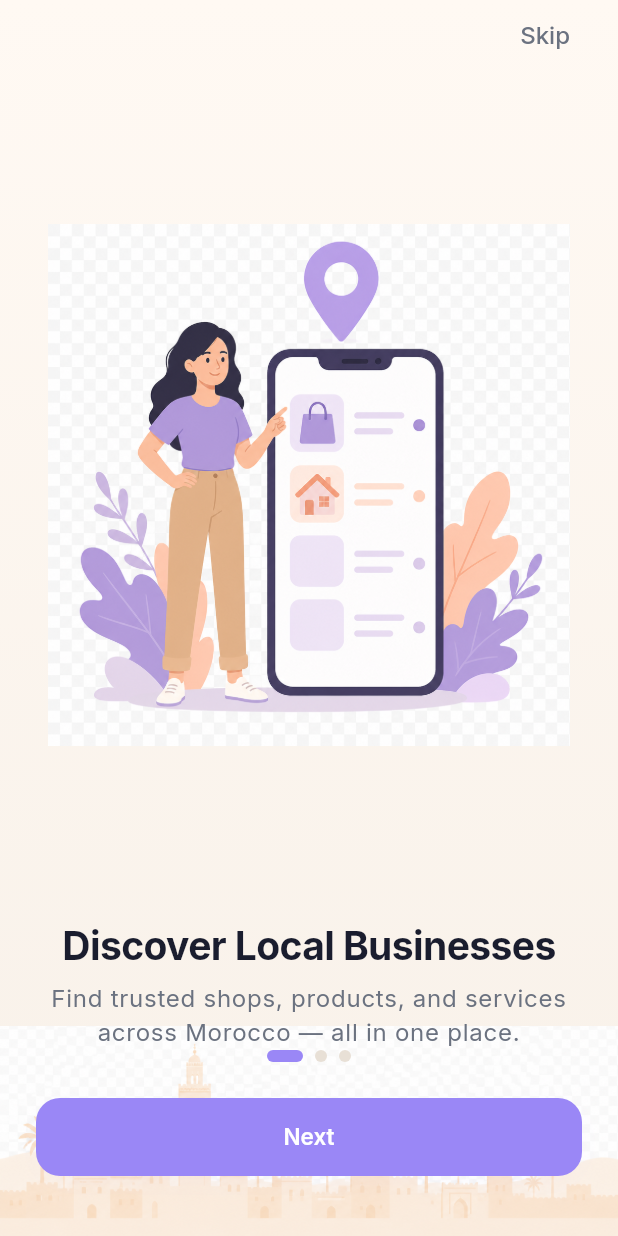
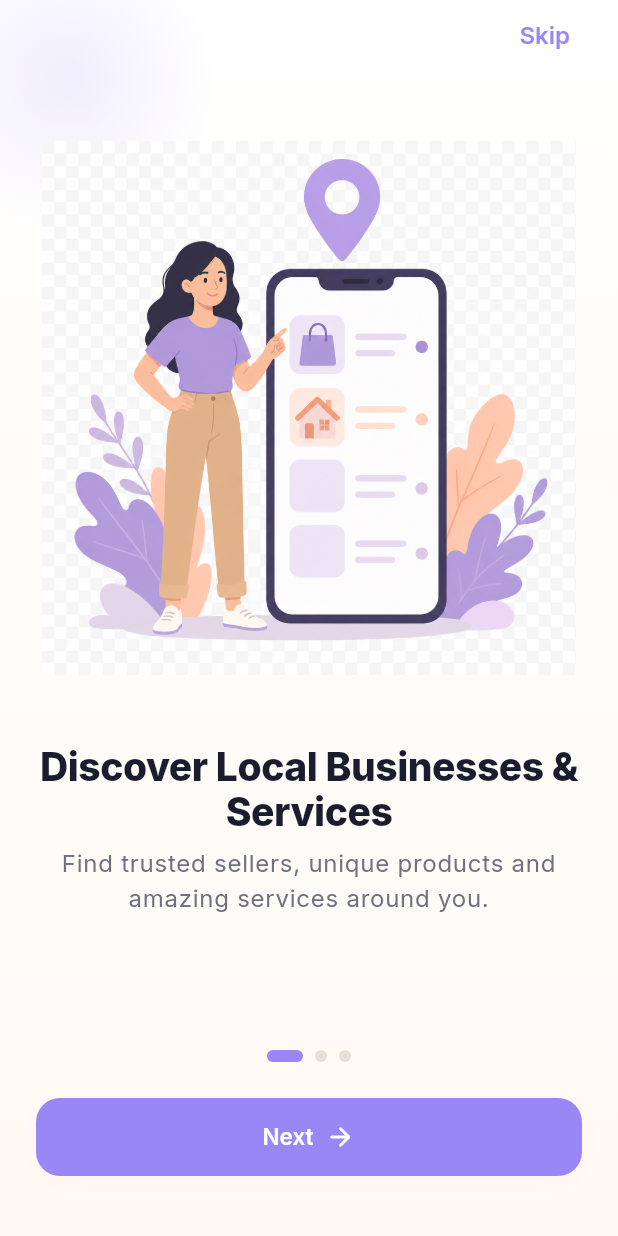
Before and after one commit to slayqueearikma-beep/margem, a Flutter app: the screen it shows after launch, on a phone screen of 412 x 824 dp. Run offline on Flutter 3.47's test engine with Material 3 defaults, Android fonts, the phone set to English and light mode, and no system bars; our stand-ins replace cached_network_image, flutter_rating_bar, flutter_riverpod, flutter_secure_storage, geolocator, go_router and 5 more.

Commit message:
Polish first-run screens to match approved onboarding mockups
- Splash: skyline + logo + MarGem + tagline (onboarding uses clean white)
- Onboarding: purple accent blob, lavender Skip, Next with arrow
- Match mockup copy for discover/connect/grow slides
- Last slide: bag icon, Get Started, Already have an account? Log in

Co-authored-by: slayqueearikma-beep <slayqueearikma-beep@users.noreply.github.com>

```diff
--- a/souq-local/mobile/lib/core/widgets/app_buttons.dart
+++ b/souq-local/mobile/lib/core/widgets/app_buttons.dart
@@ -12,6 +12,7 @@ class PrimaryButton extends StatelessWidget {
     required this.onPressed,
     this.isLoading = false,
     this.icon,
+    this.trailingIcon,
     this.accentColor,
   });
 
@@ -19,6 +20,7 @@ class PrimaryButton extends StatelessWidget {
   final VoidCallback? onPressed;
   final bool isLoading;
   final IconData? icon;
+  final IconData? trailingIcon;
   final Color? accentColor;
 
   @override
@@ -57,6 +59,10 @@ class PrimaryButton extends StatelessWidget {
                       const SizedBox(width: 8),
                     ],
                     Text(label),
+                    if (trailingIcon != null) ...[
+                      const SizedBox(width: 8),
+                      Icon(trailingIcon, size: 20),
+                    ],
                   ],
                 ),
         ),
--- a/souq-local/mobile/lib/core/widgets/onboarding_backdrop.dart
+++ b/souq-local/mobile/lib/core/widgets/onboarding_backdrop.dart
@@ -2,16 +2,18 @@ import 'package:flutter/material.dart';
 
 import '../theme/app_colors.dart';
 
-/// Shared cream gradient + Morocco skyline used on splash and onboarding.
+/// Shared backdrop for splash (skyline) and onboarding (clean white + accent).
 class OnboardingBackdrop extends StatelessWidget {
   const OnboardingBackdrop({
     super.key,
     required this.child,
     this.showSkyline = true,
+    this.showAccentBlob = false,
   });
 
   final Widget child;
   final bool showSkyline;
+  final bool showAccentBlob;
 
   static const _skylineAsset = 'assets/images/onboarding/onboarding_skyline.png';
 
@@ -21,19 +23,38 @@ class OnboardingBackdrop extends StatelessWidget {
     final skylineHeight = width * 0.34;
 
     return DecoratedBox(
-      decoration: const BoxDecoration(
+      decoration: BoxDecoration(
         gradient: LinearGradient(
           begin: Alignment.topCenter,
           end: Alignment.bottomCenter,
-          colors: [
-            AppColors.creamSoft,
-            AppColors.cream,
-          ],
+          colors: showSkyline
+              ? const [AppColors.creamSoft, AppColors.cream]
+              : const [Colors.white, AppColors.creamSoft],
         ),
       ),
       child: Stack(
         fit: StackFit.expand,
         children: [
+          if (showAccentBlob)
+            Positioned(
+              top: -48,
+              left: -56,
+              child: IgnorePointer(
+                child: Container(
+                  width: 200,
+                  height: 200,
+                  decoration: BoxDecoration(
+                    shape: BoxShape.circle,
+                    gradient: RadialGradient(
+                      colors: [
+                        AppColors.lavender.withValues(alpha: 0.14),
+                        AppColors.lavender.withValues(alpha: 0.0),
+                      ],
+                    ),
+                  ),
+                ),
+              ),
+            ),
           if (showSkyline)
             Positioned(
               left: 0,
--- a/souq-local/mobile/lib/features/onboarding/onboarding_welcome_screen.dart
+++ b/souq-local/mobile/lib/features/onboarding/onboarding_welcome_screen.dart
@@ -38,6 +38,7 @@ class _OnboardingWelcomeScreenState
           title: l10n.growTitle,
           subtitle: l10n.growSubtitle,
           imageAsset: 'assets/images/onboarding/onboarding_04_grow.png',
+          showLeadingIcon: true,
         ),
       ];
 
@@ -73,10 +74,13 @@ class _OnboardingWelcomeScreenState
     final slides = _slides(l10n);
     final isLastPage = _currentPage == slides.length - 1;
     final bottomInset = MediaQuery.paddingOf(context).bottom;
+    final theme = Theme.of(context);
 
     return Scaffold(
-      backgroundColor: Colors.transparent,
+      backgroundColor: Colors.white,
       body: OnboardingBackdrop(
+        showSkyline: false,
+        showAccentBlob: true,
         child: SafeArea(
           child: Column(
             crossAxisAlignment: CrossAxisAlignment.stretch,
@@ -94,7 +98,7 @@ class _OnboardingWelcomeScreenState
                           child: TextButton(
                             onPressed: _completeOnboardingAndGoLogin,
                             style: TextButton.styleFrom(
-                              foregroundColor: AppColors.textSecondary,
+                              foregroundColor: AppColors.lavender,
                               padding: const EdgeInsets.symmetric(
                                 horizontal: 8,
                                 vertical: 4,
@@ -105,7 +109,7 @@ class _OnboardingWelcomeScreenState
                             child: Text(
                               l10n.skip,
                               style: const TextStyle(
-                                fontWeight: FontWeight.w500,
+                                fontWeight: FontWeight.w600,
                                 fontSize: 16,
                               ),
                             ),
@@ -127,8 +131,9 @@ class _OnboardingWelcomeScreenState
                       child: Column(
                         children: [
                           Expanded(
+                            flex: 5,
                             child: Padding(
-                              padding: const EdgeInsets.fromLTRB(8, 8, 8, 0),
+                              padding: const EdgeInsets.fromLTRB(4, 0, 4, 0),
                               child: Image.asset(
                                 slide.imageAsset,
                                 fit: BoxFit.contain,
@@ -136,31 +141,45 @@ class _OnboardingWelcomeScreenState
                               ),
                             ),
                           ),
-                          const SizedBox(height: AppSpacing.lg),
+                          if (slide.showLeadingIcon) ...[
+                            Container(
+                              width: 52,
+                              height: 52,
+                              decoration: BoxDecoration(
+                                shape: BoxShape.circle,
+                                border: Border.all(
+                                  color: AppColors.lavender.withValues(alpha: 0.45),
+                                  width: 1.5,
+                                ),
+                              ),
+                              child: const Icon(
+                                Icons.shopping_bag_outlined,
+                                color: AppColors.lavender,
+                                size: 24,
+                              ),
+                            ),
+                            const SizedBox(height: AppSpacing.md),
+                          ],
                           Text(
                             slide.title,
                             textAlign: TextAlign.center,
-                            style: Theme.of(context)
-                                .textTheme
-                                .headlineSmall
-                                ?.copyWith(
-                                  fontWeight: FontWeight.w700,
+                            style: theme.textTheme.headlineSmall?.copyWith(
+                              fontWeight: FontWeight.w800,
                               color: AppColors.navy,
-                                  height: 1.2,
+                              height: 1.15,
+                              letterSpacing: -0.3,
                             ),
                           ),
                           const SizedBox(height: AppSpacing.sm),
                           Text(
                             slide.subtitle,
                             textAlign: TextAlign.center,
-                            style: Theme.of(context)
-                                .textTheme
-                                .bodyLarge
-                                ?.copyWith(
+                            style: theme.textTheme.bodyLarge?.copyWith(
                               color: AppColors.textSecondary,
                               height: 1.45,
                             ),
                           ),
+                          const Spacer(flex: 1),
                         ],
                       ),
                     );
@@ -175,13 +194,39 @@ class _OnboardingWelcomeScreenState
                 ),
                 child: PrimaryButton(
                   label: isLastPage ? l10n.getStarted : l10n.next,
+                  trailingIcon: isLastPage
+                      ? null
+                      : Icons.arrow_forward_rounded,
                   onPressed: () => _next(slides.length),
                 ),
               ),
               if (isLastPage)
-                LinkTextButton(
-                  label: l10n.logIn,
+                Padding(
+                  padding: const EdgeInsets.only(top: AppSpacing.sm),
+                  child: Row(
+                    mainAxisAlignment: MainAxisAlignment.center,
+                    children: [
+                      Text(
+                        l10n.alreadyHaveAccount,
+                        style: theme.textTheme.bodyMedium?.copyWith(
+                          color: AppColors.textSecondary,
+                        ),
+                      ),
+                      TextButton(
                         onPressed: _completeOnboardingAndGoLogin,
+                        style: TextButton.styleFrom(
+                          foregroundColor: AppColors.lavender,
+                          padding: const EdgeInsets.symmetric(horizontal: 4),
+                          minimumSize: const Size(44, 36),
+                          tapTargetSize: MaterialTapTargetSize.shrinkWrap,
+                        ),
+                        child: Text(
+                          l10n.logIn,
+                          style: const TextStyle(fontWeight: FontWeight.w700),
+                        ),
+                      ),
+                    ],
+                  ),
                 )
               else
                 const SizedBox(height: AppSpacing.lg),
@@ -199,9 +244,11 @@ class _SlideData {
     required this.title,
     required this.subtitle,
     required this.imageAsset,
+    this.showLeadingIcon = false,
   });
 
   final String title;
   final String subtitle;
   final String imageAsset;
+  final bool showLeadingIcon;
 }
--- a/souq-local/mobile/lib/features/splash/splash_screen.dart
+++ b/souq-local/mobile/lib/features/splash/splash_screen.dart
@@ -128,18 +128,23 @@ class _SplashScreenState extends ConsumerState<SplashScreen>
                     tier: AppLogoTier.splash,
                     includeClearSpace: false,
                   ),
-                  const SizedBox(height: AppSpacing.lg),
+                  const SizedBox(height: 20),
                   Text(
                     l10n.appName,
                     textAlign: TextAlign.center,
-                    style: Theme.of(context).textTheme.headlineMedium?.copyWith(
+                    style: theme.textTheme.headlineLarge?.copyWith(
                           fontWeight: FontWeight.w800,
                           color: AppColors.lavender,
-                          letterSpacing: -0.4,
-                          height: 1.1,
+                          letterSpacing: -0.5,
+                          height: 1.05,
+                        ) ??
+                        const TextStyle(
+                          fontSize: 32,
+                          fontWeight: FontWeight.w800,
+                          color: AppColors.lavender,
                         ),
                   ),
-                  const SizedBox(height: AppSpacing.sm),
+                  const SizedBox(height: 10),
                   Padding(
                     padding: const EdgeInsets.symmetric(
                       horizontal: AppSpacing.screenHorizontal,
--- a/souq-local/mobile/lib/l10n/strings/app_strings.dart
+++ b/souq-local/mobile/lib/l10n/strings/app_strings.dart
@@ -7,6 +7,7 @@ abstract class AppStrings {
   String get appName;
   String get appTagline;
   String get splashTagline;
+  String get alreadyHaveAccount;
   String get selectLanguage;
   String get selectLanguageSubtitle;
   String get english;
--- a/souq-local/mobile/lib/l10n/strings/app_strings_ar.dart
+++ b/souq-local/mobile/lib/l10n/strings/app_strings_ar.dart
@@ -7,6 +7,8 @@ class AppStringsAr extends AppStringsEn {
   String get appTagline => 'اكتشف كنوز المغرب المخفية';
   @override
   String get splashTagline => 'اكتشف. تواصل. انمُ محلياً.';
+  @override
+  String get alreadyHaveAccount => 'لديك حساب بالفعل؟';
   @override
   String get selectLanguage => 'اختر لغتك';
   @override
@@ -54,10 +56,10 @@ class AppStringsAr extends AppStringsEn {
   @override
   String get language => 'اللغة';
   @override
-  String get discoverTitle => 'اكتشف المحلات المحلية';
+  String get discoverTitle => 'اكتشف المحلات والخدمات المحلية';
   @override
   String get discoverSubtitle =>
-      'اعثر على متاجر ومنتجات وخدمات موثوقة في جميع أنحاء المغرب — في مكان واحد.';
+      'اعثر على بائعين موثوقين ومنتجات فريدة وخدمات رائعة من حولك.';
   @override
   String get exploreMapTitle => 'استكشف على الخريطة';
   @override
@@ -72,12 +74,10 @@ class AppStringsAr extends AppStringsEn {
   String get connectTitle => 'تواصل بثقة';
   @override
   String get connectSubtitle =>
-      'تعرّف على بائعين موثوقين، واقرأ تقييمات حقيقية، وابنِ الثقة في مجتمعك.';
-  @override
-  String get growTitle => 'نمِّ نشاطك التجاري';
+      'ملفات موثقة وتقييمات وتواصل آمن يمكنك الوثوق به.';
   @override
   String get growSubtitle =>
-      'أدرج متجرك، واصل إلى المزيد من العملاء، وتتبّع نجاحك على MarGem.';
+      'أدرج منتجاتك أو خدماتك، واصل إلى المزيد من العملاء ونمِّ علامتك التجارية.';
   @override
   String get chooseAccountType => 'مرحباً بك في MarGem';
   @override
--- a/souq-local/mobile/lib/l10n/strings/app_strings_en.dart
+++ b/souq-local/mobile/lib/l10n/strings/app_strings_en.dart
@@ -7,6 +7,8 @@ class AppStringsEn extends AppStrings {
   String get appTagline => 'Discover Morocco\'s Hidden Gems';
   @override
   String get splashTagline => 'Discover. Connect. Grow Locally.';
+  @override
+  String get alreadyHaveAccount => 'Already have an account?';
   @override
   String get selectLanguage => 'Choose your language';
   @override
@@ -54,10 +56,10 @@ class AppStringsEn extends AppStrings {
   @override
   String get language => 'Language';
   @override
-  String get discoverTitle => 'Discover Local Businesses';
+  String get discoverTitle => 'Discover Local Businesses & Services';
   @override
   String get discoverSubtitle =>
-      'Find trusted shops, products, and services across Morocco — all in one place.';
+      'Find trusted sellers, unique products and amazing services around you.';
   @override
   String get exploreMapTitle => 'Explore on the Map';
   @override
@@ -72,12 +74,12 @@ class AppStringsEn extends AppStrings {
   String get connectTitle => 'Connect with Confidence';
   @override
   String get connectSubtitle =>
-      'Meet verified sellers, read real reviews, and build trust in your community.';
+      'Verified profiles, reviews and secure communication you can trust.';
   @override
   String get growTitle => 'Grow Your Business';
   @override
   String get growSubtitle =>
-      'List your shop, reach more customers, and track your success on MarGem.';
+      'List your products or services, reach more customers and grow your brand.';
   @override
   String get chooseAccountType => 'Welcome to MarGem';
   @override
--- a/souq-local/mobile/lib/l10n/strings/app_strings_fr.dart
+++ b/souq-local/mobile/lib/l10n/strings/app_strings_fr.dart
@@ -8,6 +8,8 @@ class AppStringsFr extends AppStringsEn {
   String get appTagline => 'Découvrez les trésors cachés du Maroc';
   @override
   String get splashTagline => 'Découvrez. Connectez. Grandissez localement.';
+  @override
+  String get alreadyHaveAccount => 'Vous avez déjà un compte ?';
   @override
   String get selectLanguage => 'Choisissez votre langue';
   @override
@@ -55,10 +57,10 @@ class AppStringsFr extends AppStringsEn {
   @override
   String get language => 'Langue';
   @override
-  String get discoverTitle => 'Découvrez les commerces locaux';
+  String get discoverTitle => 'Découvrez commerces et services locaux';
   @override
   String get discoverSubtitle =>
-      'Trouvez des boutiques, produits et services de confiance partout au Maroc — en un seul endroit.';
+      'Trouvez des vendeurs de confiance, des produits uniques et des services près de chez vous.';
   @override
   String get exploreMapTitle => 'Explorez sur la carte';
   @override
@@ -73,12 +75,10 @@ class AppStringsFr extends AppStringsEn {
   String get connectTitle => 'Connectez-vous en toute confiance';
   @override
   String get connectSubtitle =>
-      'Rencontrez des vendeurs vérifiés, lisez des avis authentiques et renforcez la confiance dans votre communauté.';
-  @override
-  String get growTitle => 'Développez votre activité';
+      'Profils vérifiés, avis et communication sécurisée en toute confiance.';
   @override
   String get growSubtitle =>
-      'Référencez votre boutique, touchez plus de clients et suivez votre succès sur MarGem.';
+      'Référencez vos produits ou services, touchez plus de clients et développez votre marque.';
   @override
   String get chooseAccountType => 'Bienvenue sur MarGem';
   @override
```
Lines whose indentation alone changed are shown as unchanged.
